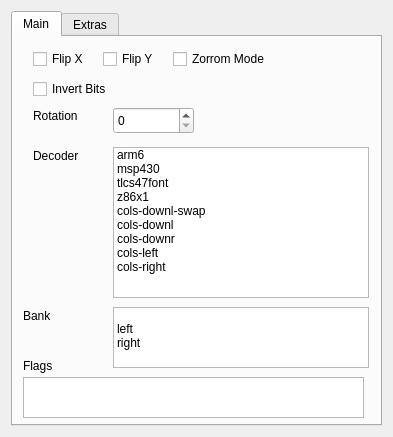
The window that romdecodedialog.ui (travisgoodspeed/maskromtool) describes before a commit, drawn with Qt 5.
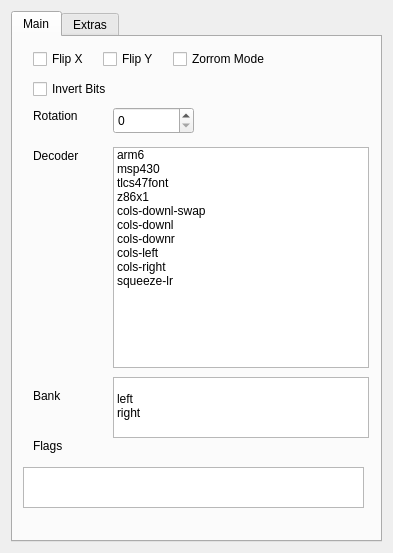
The same window after the commit.

Commit message: Fixes address annotations in squeeze-lr decoder and adds it to the GUI.  Close #80.

What changed in the file:
```diff
--- a/romdecodedialog.ui
+++ b/romdecodedialog.ui
@@ -7,7 +7,7 @@
     <x>0</x>
     <y>0</y>
     <width>393</width>
-    <height>437</height>
+    <height>553</height>
    </rect>
   </property>
   <property name="windowTitle">
@@ -107,7 +107,7 @@
          <x>100</x>
          <y>110</y>
          <width>256</width>
-         <height>151</height>
+         <height>221</height>
         </rect>
        </property>
        <item>
@@ -155,6 +155,11 @@
          <string>cols-right</string>
         </property>
        </item>
+       <item>
+        <property name="text">
+         <string>squeeze-lr</string>
+        </property>
+       </item>
       </widget>
       <widget class="QCheckBox" name="checkZorrom">
        <property name="geometry">
@@ -173,7 +178,7 @@
        <property name="geometry">
         <rect>
          <x>10</x>
-         <y>340</y>
+         <y>430</y>
          <width>341</width>
          <height>41</height>
         </rect>
@@ -182,8 +187,8 @@
       <widget class="QLabel" name="label_3">
        <property name="geometry">
         <rect>
-         <x>10</x>
-         <y>320</y>
+         <x>20</x>
+         <y>400</y>
          <width>58</width>
          <height>18</height>
         </rect>
@@ -196,7 +201,7 @@
        <property name="geometry">
         <rect>
          <x>100</x>
-         <y>270</y>
+         <y>340</y>
          <width>256</width>
          <height>61</height>
         </rect>
@@ -220,8 +225,8 @@
       <widget class="QLabel" name="label_4">
        <property name="geometry">
         <rect>
-         <x>10</x>
-         <y>270</y>
+         <x>20</x>
+         <y>350</y>
          <width>58</width>
          <height>18</height>
         </rect>
```
The commit also changes 2 other files.
